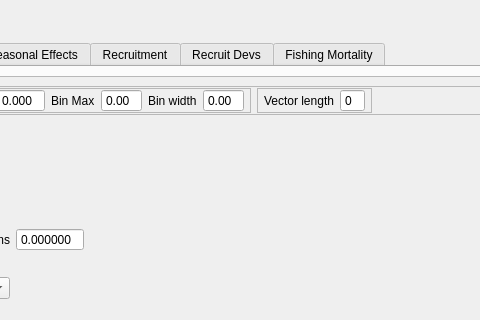
Old version of the form src/population_widget.ui in the repository nmfs-ost/ss3-ssi; both pictures show x 554 to 1034 and y 0 to 320 of the 1154 by 577 pixel window.
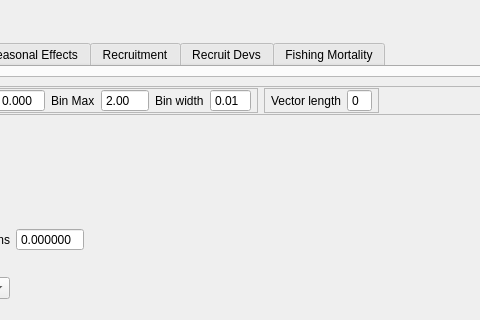
New version of the form. The open tabs and pages were chosen to show the change. Icons and pictures are not drawn.

What changed in the file:
```diff
--- a/src/population_widget.ui
+++ b/src/population_widget.ui
@@ -83,7 +83,7 @@
            <rect>
             <x>0</x>
             <y>0</y>
-            <width>1203</width>
+            <width>1212</width>
             <height>788</height>
            </rect>
           </property>
@@ -672,6 +672,12 @@
                      <property name="buttonSymbols">
                       <enum>QAbstractSpinBox::NoButtons</enum>
                      </property>
+                     <property name="minimum">
+                      <double>2.000000000000000</double>
+                     </property>
+                     <property name="maximum">
+                      <double>399.990000000000009</double>
+                     </property>
                     </widget>
                    </item>
                    <item>
@@ -686,6 +692,9 @@
                      <property name="buttonSymbols">
                       <enum>QAbstractSpinBox::NoButtons</enum>
                      </property>
+                     <property name="minimum">
+                      <double>0.010000000000000</double>
+                     </property>
                     </widget>
                    </item>
                   </layout>
```
Left out of the diff: 2 changed lines with no effect on the pictures.
